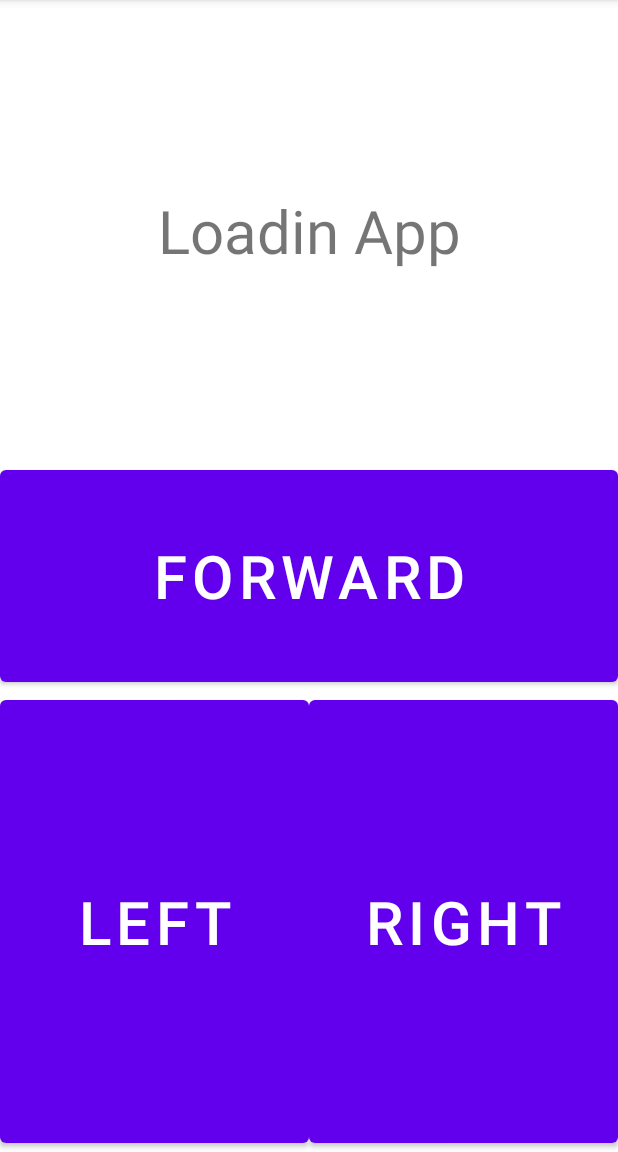
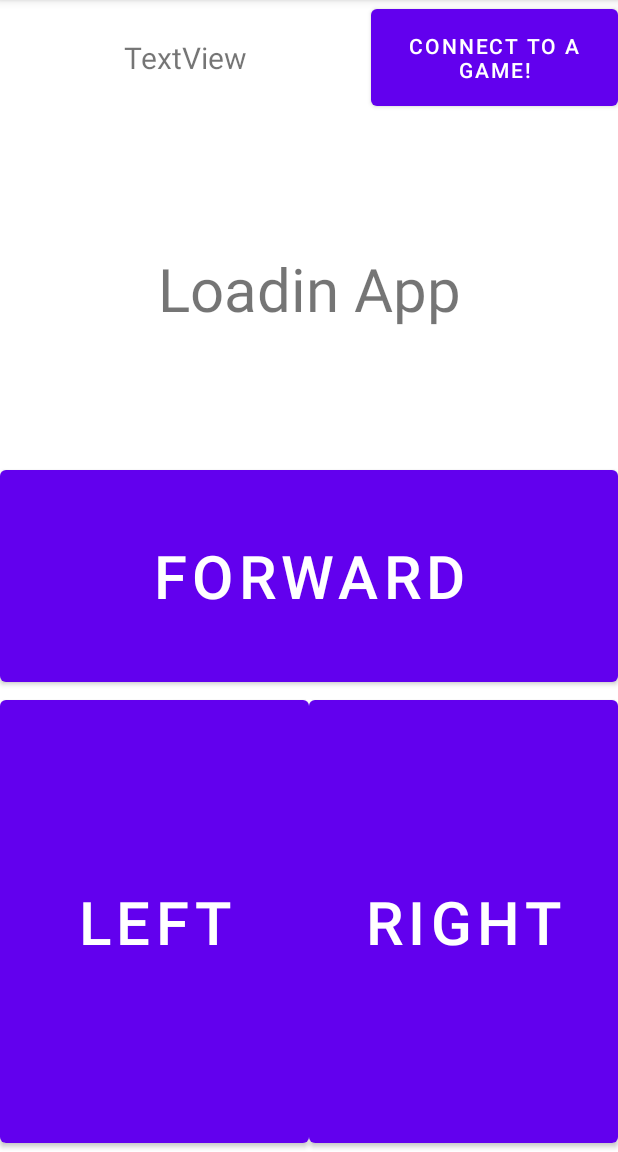
Before and after one commit to qert6g35/ApMobil, an Android app: the screen it shows after launch (MainActivity), on a phone screen of 412 x 824 dp, the part 84-1236 px from its top. Run offline under Robolectric (Android 15) with nearby library versions, the phone set to English and light mode, and no system bars.

Commit message:
grzebiemy już coś przy bluetooth

```diff
--- a/PKulczycki_Zad_1/app/src/main/AndroidManifest.xml
+++ b/PKulczycki_Zad_1/app/src/main/AndroidManifest.xml
@@ -4,6 +4,9 @@
 
     <uses-permission android:name="android.permission.BLUETOOTH"/>
     <uses-permission android:name="android.permission.BLUETOOTH_ADMIN"/>
+
+
+    <uses-permission android:name="android.permission.BLUETOOTH_CONNECT" />
 
     <application
         android:allowBackup="true"
@@ -23,6 +26,9 @@
                 <category android:name="android.intent.category.LAUNCHER" />
             </intent-filter>
         </activity>
+        <activity android:name=".ConnectToGame">
+
+        </activity>
     </application>
 
 </manifest>
--- a/PKulczycki_Zad_1/app/src/main/java/com/example/myapplication/MainActivity.kt
+++ b/PKulczycki_Zad_1/app/src/main/java/com/example/myapplication/MainActivity.kt
@@ -1,12 +1,16 @@
 package com.example.myapplication
 
+import android.content.Intent
 import androidx.appcompat.app.AppCompatActivity
 import android.os.Bundle
 import android.widget.Button
 import android.widget.TextView
 
 class MainActivity : AppCompatActivity() {
-
+    private lateinit var ButtonForward: Button
+    private lateinit var ButtonLeft: Button
+    private lateinit var ButtonRight: Button
+    private lateinit var ButtonConnect: Button
     private lateinit var AlertText: TextView
     private var isConnented = false
     private var message = ""
@@ -16,27 +20,33 @@ class MainActivity : AppCompatActivity() {
         super.onCreate(savedInstanceState)
         setContentView(R.layout.activity_main)
 
-        //MessageBox.text = "Loading App"
+        ButtonForward = findViewById<Button>(R.id.buttonC)
+        ButtonLeft = findViewById<Button>(R.id.buttonL)
+        ButtonRight  = findViewById<Button>(R.id.buttonR)
+        ButtonConnect = findViewById<Button>(R.id.connect)
         AlertText = findViewById(R.id.infoText)
+
         AlertText.text = "Loadin App"
 
-        var Button = findViewById<Button>(R.id.buttonC)
-        Button.setOnClickListener {
-            message = "";
-            //AlertText.text = message
+        ButtonForward.setOnClickListener {
+            message = "↑";
+            AlertText.text = message
         }
 
-        Button = findViewById<Button>(R.id.buttonL)
-        Button.setOnClickListener {
-            message = "L";
-            //AlertText.text =  message
+        ButtonLeft.setOnClickListener {
+            message = "←";
+            AlertText.text =  message
         }
 
-        Button = findViewById<Button>(R.id.buttonR)
-        Button.setOnClickListener {
-            message = "R";
-            //AlertText.text  = message
+        ButtonRight.setOnClickListener {
+            message = "→";
+            AlertText.text  = message
         }
+        ButtonConnect.setOnClickListener {
+           intent = Intent(this, ConnectToGame::class.java)
+            startActivity(intent)
+        }
+
     }
 
 }
--- a/PKulczycki_Zad_1/app/src/main/res/layout-land/activity_main.xml
+++ b/PKulczycki_Zad_1/app/src/main/res/layout-land/activity_main.xml
@@ -23,7 +23,7 @@
         android:layout_height="0dp"
         android:text="What if text gona be really really really long ?"
         android:textSize="40dp"
-        app:layout_constraintBottom_toTopOf="@+id/guideline5"
+        app:layout_constraintBottom_toTopOf="@+id/guideline11"
         app:layout_constraintEnd_toStartOf="@+id/guideline2"
         app:layout_constraintHorizontal_bias="0.0"
         app:layout_constraintStart_toStartOf="@+id/pion"
@@ -95,4 +95,39 @@
         android:orientation="vertical"
         app:layout_constraintGuide_percent="0.73" />
 
+    <androidx.constraintlayout.widget.Guideline
+        android:id="@+id/guideline11"
+        android:layout_width="wrap_content"
+        android:layout_height="wrap_content"
+        android:orientation="horizontal"
+        app:layout_constraintGuide_percent="0.86" />
+
+    <Button
+        android:id="@+id/connect"
+        android:layout_width="0dp"
+        android:layout_height="0dp"
+        android:text="connect to a game!"
+        app:layout_constraintBottom_toTopOf="@+id/guideline5"
+        app:layout_constraintEnd_toStartOf="@+id/guideline12"
+        app:layout_constraintStart_toStartOf="@+id/pion"
+        app:layout_constraintTop_toTopOf="@+id/guideline11" />
+
+    <androidx.constraintlayout.widget.Guideline
+        android:id="@+id/guideline12"
+        android:layout_width="wrap_content"
+        android:layout_height="wrap_content"
+        android:orientation="vertical"
+        app:layout_constraintGuide_percent="0.5" />
+
+    <TextView
+        android:id="@+id/ConnectionStatusTextView"
+        android:layout_width="wrap_content"
+        android:layout_height="wrap_content"
+        android:text="TextView"
+        android:textSize="20dp"
+        app:layout_constraintBottom_toTopOf="@+id/guideline5"
+        app:layout_constraintEnd_toStartOf="@+id/guideline2"
+        app:layout_constraintStart_toEndOf="@+id/connect"
+        app:layout_constraintTop_toTopOf="@+id/guideline11" />
+
 </androidx.constraintlayout.widget.ConstraintLayout>
--- a/PKulczycki_Zad_1/app/src/main/res/layout-sw600dp/activity_main.xml
+++ /dev/null
@@ -1,97 +0,0 @@
-<?xml version="1.0" encoding="utf-8"?>
-<androidx.constraintlayout.widget.ConstraintLayout xmlns:android="http://schemas.android.com/apk/res/android"
-    xmlns:app="http://schemas.android.com/apk/res-auto"
-    xmlns:tools="http://schemas.android.com/tools"
-    android:id="@+id/main"
-    android:layout_width="match_parent"
-    android:layout_height="match_parent"
-    tools:context=".MainActivity">
-
-    <androidx.constraintlayout.widget.Guideline
-        android:id="@+id/pion"
-        android:layout_width="wrap_content"
-        android:layout_height="wrap_content"
-        android:orientation="vertical"
-        app:layout_constraintEnd_toEndOf="parent"
-        app:layout_constraintGuide_percent="0.67"
-        app:layout_constraintHorizontal_bias="0.5"
-        app:layout_constraintStart_toStartOf="parent" />
-
-    <androidx.constraintlayout.widget.Guideline
-        android:id="@+id/pion2"
-        android:layout_width="wrap_content"
-        android:layout_height="wrap_content"
-        android:orientation="vertical"
-        app:layout_constraintEnd_toEndOf="parent"
-        app:layout_constraintGuide_percent="0.33"
-        app:layout_constraintHorizontal_bias="0.5"
-        app:layout_constraintStart_toStartOf="parent" />
-
-    <TextView
-        android:id="@+id/infoText"
-        android:layout_width="0dp"
-        android:layout_height="0dp"
-        android:text="What if text gona be really really really long ?"
-        android:textSize="40dp"
-        app:layout_constraintBottom_toTopOf="@+id/guideline6"
-        app:layout_constraintEnd_toEndOf="parent"
-        app:layout_constraintStart_toStartOf="parent"
-        app:layout_constraintTop_toTopOf="parent" />
-
-    <androidx.constraintlayout.widget.Guideline
-        android:id="@+id/guideline6"
-        android:layout_width="wrap_content"
-        android:layout_height="wrap_content"
-        android:orientation="horizontal"
-        app:layout_constraintGuide_percent="0.40011716" />
-
-    <Button
-        android:id="@+id/buttonC"
-        android:layout_width="0dp"
-        android:layout_height="0dp"
-        android:text="Forward"
-        android:textSize="40dp"
-        app:layout_constraintBottom_toBottomOf="parent"
-        app:layout_constraintEnd_toStartOf="@+id/pion"
-        app:layout_constraintStart_toStartOf="@+id/pion2"
-        app:layout_constraintTop_toTopOf="@+id/guideline6" />
-
-    <androidx.constraintlayout.widget.Guideline
-        android:id="@+id/guideline4"
-        android:layout_width="wrap_content"
-        android:layout_height="wrap_content"
-        android:orientation="horizontal"
-        app:layout_constraintGuide_percent="0.6" />
-
-    <Button
-        android:id="@+id/buttonL"
-        android:layout_width="0dp"
-        android:layout_height="0dp"
-        android:text="Left"
-        android:textSize="40dp"
-        app:layout_constraintBottom_toTopOf="@+id/guideline5"
-        app:layout_constraintEnd_toStartOf="@+id/pion2"
-        app:layout_constraintStart_toStartOf="parent"
-        app:layout_constraintTop_toTopOf="@+id/guideline6" />
-
-    <Button
-        android:id="@+id/buttonR"
-        android:layout_width="0dp"
-        android:layout_height="0dp"
-        android:text="Right"
-        android:textSize="40dp"
-        app:layout_constraintBottom_toTopOf="@+id/guideline5"
-        app:layout_constraintEnd_toEndOf="parent"
-        app:layout_constraintHorizontal_bias="0.0"
-        app:layout_constraintStart_toStartOf="@+id/pion"
-        app:layout_constraintTop_toTopOf="@+id/guideline6"
-        app:layout_constraintVertical_bias="0.0" />
-
-    <androidx.constraintlayout.widget.Guideline
-        android:id="@+id/guideline5"
-        android:layout_width="wrap_content"
-        android:layout_height="wrap_content"
-        android:orientation="horizontal"
-        app:layout_constraintGuide_percent="1.0" />
-
-</androidx.constraintlayout.widget.ConstraintLayout>
--- a/PKulczycki_Zad_1/app/src/main/res/layout/activity_main.xml
+++ b/PKulczycki_Zad_1/app/src/main/res/layout/activity_main.xml
@@ -23,10 +23,11 @@
         android:layout_height="wrap_content"
         android:text="What if text gona be really really really long ?"
         android:textSize="40dp"
+        android:textAlignment="center"
         app:layout_constraintBottom_toTopOf="@+id/guideline6"
         app:layout_constraintEnd_toEndOf="parent"
         app:layout_constraintStart_toStartOf="parent"
-        app:layout_constraintTop_toTopOf="parent" />
+        app:layout_constraintTop_toTopOf="@+id/guideline8" />
 
     <androidx.constraintlayout.widget.Guideline
         android:id="@+id/guideline6"
@@ -68,8 +69,8 @@
         android:id="@+id/buttonR"
         android:layout_width="0dp"
         android:layout_height="0dp"
+        android:text="Right"
         android:textSize="40dp"
-        android:text="Right"
         app:layout_constraintBottom_toTopOf="@+id/guideline5"
         app:layout_constraintEnd_toEndOf="parent"
         app:layout_constraintHorizontal_bias="0.0"
@@ -84,4 +85,39 @@
         android:orientation="horizontal"
         app:layout_constraintGuide_percent="1.0" />
 
+    <androidx.constraintlayout.widget.Guideline
+        android:id="@+id/guideline8"
+        android:layout_width="wrap_content"
+        android:layout_height="wrap_content"
+        android:orientation="horizontal"
+        app:layout_constraintGuide_percent="0.1" />
+
+    <androidx.constraintlayout.widget.Guideline
+        android:id="@+id/guideline9"
+        android:layout_width="wrap_content"
+        android:layout_height="wrap_content"
+        android:orientation="vertical"
+        app:layout_constraintGuide_percent="0.6" />
+
+    <Button
+        android:id="@+id/connect"
+        android:layout_width="0dp"
+        android:layout_height="0dp"
+        android:text="connect to a game!"
+        app:layout_constraintBottom_toTopOf="@+id/guideline8"
+        app:layout_constraintEnd_toEndOf="parent"
+        app:layout_constraintStart_toStartOf="@+id/guideline9"
+        app:layout_constraintTop_toTopOf="parent" />
+
+    <TextView
+        android:id="@+id/ConnectionStatusTextView"
+        android:layout_width="wrap_content"
+        android:layout_height="wrap_content"
+        android:text="TextView"
+        android:textSize="20dp"
+        app:layout_constraintBottom_toTopOf="@+id/guideline8"
+        app:layout_constraintEnd_toStartOf="@+id/guideline9"
+        app:layout_constraintStart_toStartOf="parent"
+        app:layout_constraintTop_toTopOf="parent" />
+
 </androidx.constraintlayout.widget.ConstraintLayout>
```
Also changed, not shown: PKulczycki_Zad_1/app/src/main/java/com/example/myapplication/ConnectToGame.kt (added, +55 -0 lines), PKulczycki_Zad_1/app/src/main/res/layout/bt_connect.xml (added, +59 -0 lines).
